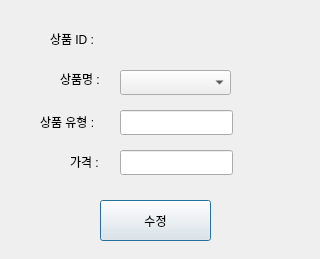
The window that gui/product_modify.ui (addinedu-ros-8th/iot-repo-5) describes before a commit, drawn with Qt 5.
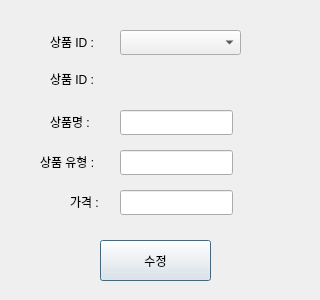
The same window after the commit.

Commit message: update modify product window

The edit to the form file:
```diff
--- a/gui/product_modify.ui
+++ b/gui/product_modify.ui
@@ -7,7 +7,7 @@
     <x>0</x>
     <y>0</y>
     <width>320</width>
-    <height>259</height>
+    <height>300</height>
    </rect>
   </property>
   <property name="windowTitle">
@@ -17,7 +17,7 @@
    <property name="geometry">
     <rect>
      <x>50</x>
-     <y>30</y>
+     <y>70</y>
      <width>67</width>
      <height>17</height>
     </rect>
@@ -30,7 +30,7 @@
    <property name="geometry">
     <rect>
      <x>120</x>
-     <y>30</y>
+     <y>70</y>
      <width>91</width>
      <height>17</height>
     </rect>
@@ -43,7 +43,7 @@
    <property name="geometry">
     <rect>
      <x>40</x>
-     <y>113</y>
+     <y>153</y>
      <width>67</width>
      <height>17</height>
     </rect>
@@ -56,7 +56,7 @@
    <property name="geometry">
     <rect>
      <x>120</x>
-     <y>110</y>
+     <y>150</y>
      <width>113</width>
      <height>25</height>
     </rect>
@@ -65,8 +65,8 @@
   <widget class="QLabel" name="label_3">
    <property name="geometry">
     <rect>
-     <x>60</x>
-     <y>70</y>
+     <x>50</x>
+     <y>113</y>
      <width>67</width>
      <height>17</height>
     </rect>
@@ -79,8 +79,8 @@
    <property name="geometry">
     <rect>
      <x>120</x>
-     <y>70</y>
-     <width>111</width>
+     <y>30</y>
+     <width>121</width>
      <height>25</height>
     </rect>
    </property>
@@ -89,7 +89,7 @@
    <property name="geometry">
     <rect>
      <x>70</x>
-     <y>153</y>
+     <y>193</y>
      <width>51</width>
      <height>17</height>
     </rect>
@@ -102,7 +102,7 @@
    <property name="geometry">
     <rect>
      <x>120</x>
-     <y>150</y>
+     <y>190</y>
      <width>113</width>
      <height>25</height>
     </rect>
@@ -112,7 +112,7 @@
    <property name="geometry">
     <rect>
      <x>100</x>
-     <y>200</y>
+     <y>240</y>
      <width>111</width>
      <height>41</height>
     </rect>
@@ -121,6 +121,29 @@
     <string>수정</string>
    </property>
   </widget>
+  <widget class="QLineEdit" name="editProductName">
+   <property name="geometry">
+    <rect>
+     <x>120</x>
+     <y>110</y>
+     <width>113</width>
+     <height>25</height>
+    </rect>
+   </property>
+  </widget>
+  <widget class="QLabel" name="label_5">
+   <property name="geometry">
+    <rect>
+     <x>50</x>
+     <y>33</y>
+     <width>67</width>
+     <height>17</height>
+    </rect>
+   </property>
+   <property name="text">
+    <string>상품 ID :</string>
+   </property>
+  </widget>
  </widget>
  <resources/>
  <connections/>
```
Left out of the diff: 2 changed lines with no effect on the pictures.
